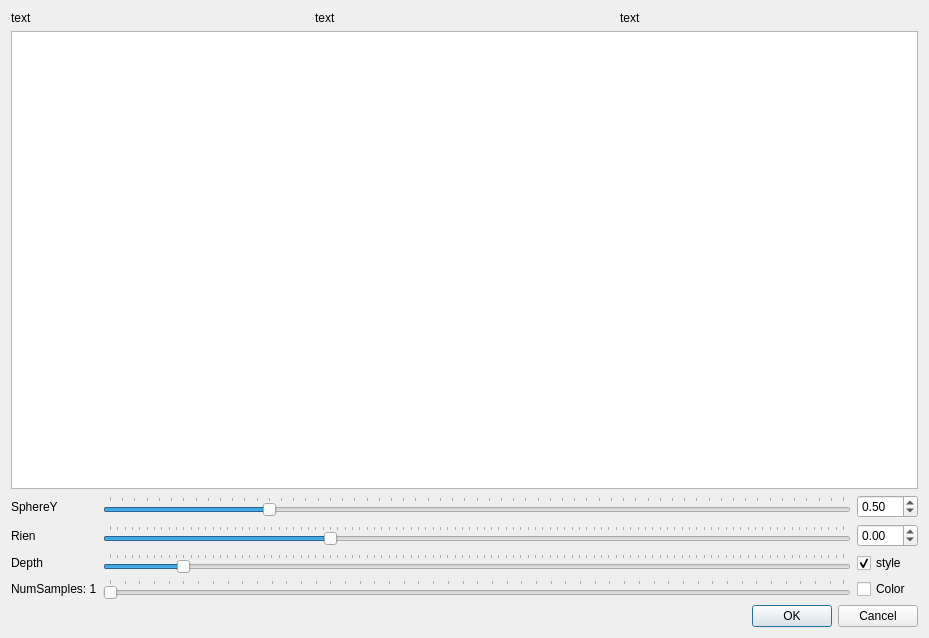
First picture: the form in rayview.ui, repository joblobob/ray, before the edit.
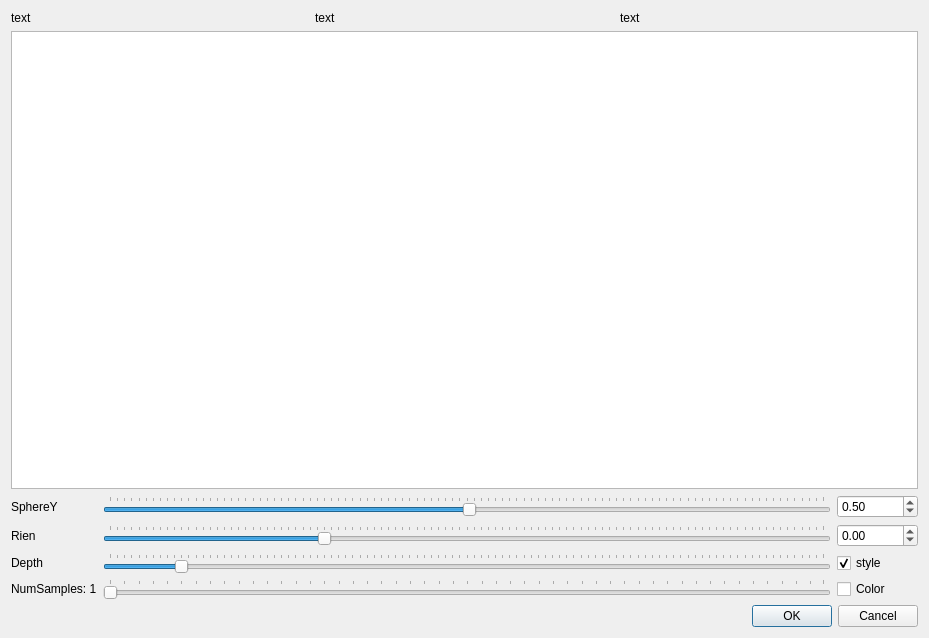
Second picture: the form after the edit.

Patch:
```diff
--- a/rayview.ui
+++ b/rayview.ui
@@ -85,7 +85,10 @@
      <item row="0" column="2">
       <widget class="QDoubleSpinBox" name="dSpin1">
        <property name="minimum">
-        <double>-99.989999999999995</double>
+        <double>-99999.990000000005239</double>
+       </property>
+       <property name="maximum">
+        <double>99999.000000000000000</double>
        </property>
        <property name="singleStep">
         <double>0.010000000000000</double>
@@ -115,10 +118,13 @@
      <item row="0" column="1">
       <widget class="QSlider" name="horizontalSlider">
        <property name="minimum">
-        <number>-100</number>
+        <number>-5000</number>
        </property>
        <property name="maximum">
-        <number>500</number>
+        <number>5000</number>
+       </property>
+       <property name="pageStep">
+        <number>100</number>
        </property>
        <property name="value">
         <number>30</number>
```
Left out of the diff: 2 changed lines with no effect on the pictures.
